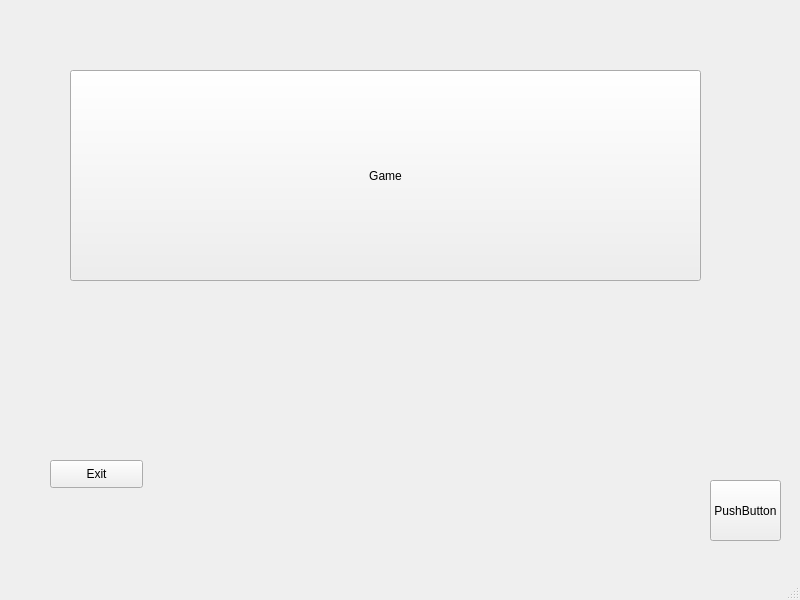
Old version of the form mainwindow.ui in the repository Mike-Wazovsky/Great-project-1-course.
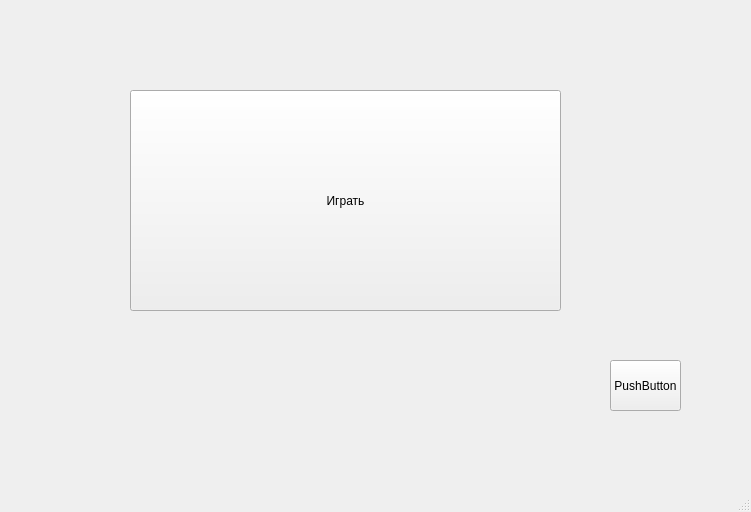
New version of the form.

What changed in the file:
```diff
--- a/mainwindow.ui
+++ b/mainwindow.ui
@@ -6,8 +6,8 @@
    <rect>
     <x>0</x>
     <y>0</y>
-    <width>800</width>
-    <height>600</height>
+    <width>751</width>
+    <height>512</height>
    </rect>
   </property>
   <property name="windowTitle">
@@ -17,42 +17,29 @@
    <widget class="QPushButton" name="pushButton">
     <property name="geometry">
      <rect>
-      <x>70</x>
-      <y>70</y>
-      <width>631</width>
-      <height>211</height>
+      <x>130</x>
+      <y>90</y>
+      <width>431</width>
+      <height>221</height>
      </rect>
     </property>
     <property name="text">
-     <string>Game</string>
+     <string>Играть</string>
     </property>
    </widget>
    <widget class="QPushButton" name="pushButton_2">
     <property name="geometry">
      <rect>
-      <x>710</x>
-      <y>480</y>
+      <x>610</x>
+      <y>360</y>
       <width>71</width>
-      <height>61</height>
+      <height>51</height>
      </rect>
     </property>
     <property name="text">
      <string>PushButton</string>
     </property>
    </widget>
-   <widget class="QPushButton" name="pushButton_3">
-    <property name="geometry">
-     <rect>
-      <x>50</x>
-      <y>460</y>
-      <width>93</width>
-      <height>28</height>
-     </rect>
-    </property>
-    <property name="text">
-     <string>Exit</string>
-    </property>
-   </widget>
   </widget>
   <widget class="QMenuBar" name="menubar">
    <property name="geometry">
```
Left out of the diff: 21 changed lines with no effect on the pictures.
